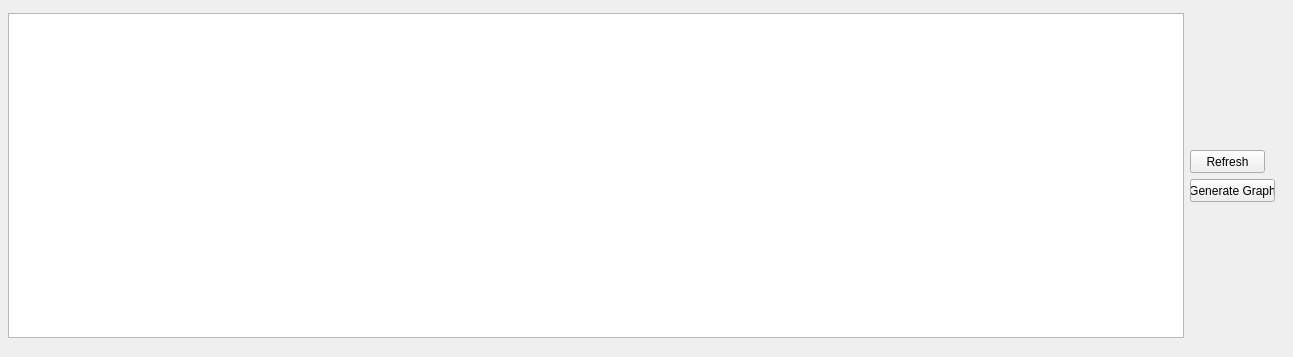
Before: the Qt Designer form app/gpswindow.ui in uos3/telemetry-app, drawn with Qt 5.
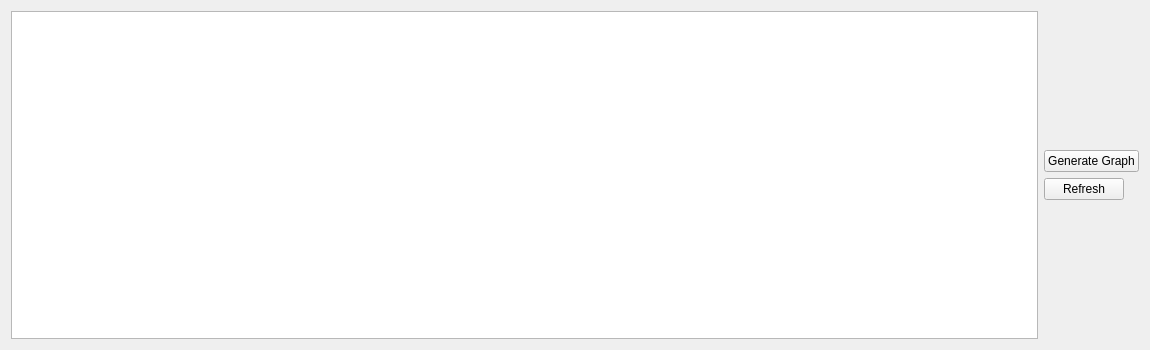
After: the same form once the commit is applied.

Commit message: Change the layout of gps and second window to be the same

The edit to the form file:
```diff
--- a/app/gpswindow.ui
+++ b/app/gpswindow.ui
@@ -6,22 +6,22 @@
    <rect>
     <x>0</x>
     <y>0</y>
-    <width>1293</width>
-    <height>357</height>
+    <width>1150</width>
+    <height>350</height>
    </rect>
   </property>
+  <property name="sizePolicy">
+   <sizepolicy hsizetype="Preferred" vsizetype="Preferred">
+    <horstretch>0</horstretch>
+    <verstretch>0</verstretch>
+   </sizepolicy>
+  </property>
   <property name="windowTitle">
    <string>GPS DATA</string>
   </property>
+  <layout class="QGridLayout" name="gridLayout">
+   <item row="0" column="0" rowspan="4">
   <widget class="QTableView" name="gps_tableView">
-   <property name="geometry">
-    <rect>
-     <x>8</x>
-     <y>13</y>
-     <width>1176</width>
-     <height>325</height>
-    </rect>
-   </property>
    <property name="editTriggers">
     <set>QAbstractItemView::NoEditTriggers</set>
    </property>
@@ -32,28 +32,9 @@
     <bool>false</bool>
    </property>
   </widget>
-  <widget class="QPushButton" name="generateGraphButton">
-   <property name="geometry">
-    <rect>
-     <x>1190</x>
-     <y>179</y>
-     <width>85</width>
-     <height>23</height>
-    </rect>
-   </property>
-   <property name="text">
-    <string>Generate Graph</string>
-   </property>
-  </widget>
+   </item>
+   <item row="2" column="2">
   <widget class="QPushButton" name="refreshButton">
-   <property name="geometry">
-    <rect>
-     <x>1190</x>
-     <y>150</y>
-     <width>75</width>
-     <height>23</height>
-    </rect>
-   </property>
    <property name="sizePolicy">
     <sizepolicy hsizetype="Fixed" vsizetype="Fixed">
      <horstretch>0</horstretch>
@@ -64,6 +45,15 @@
     <string>Refresh</string>
    </property>
   </widget>
+   </item>
+   <item row="1" column="2">
+    <widget class="QPushButton" name="generateGraphButton">
+     <property name="text">
+      <string>Generate Graph</string>
+     </property>
+    </widget>
+   </item>
+  </layout>
  </widget>
  <resources/>
  <connections/>
```
Lines whose indentation alone changed are shown as unchanged. The commit also changes 1 other file.
